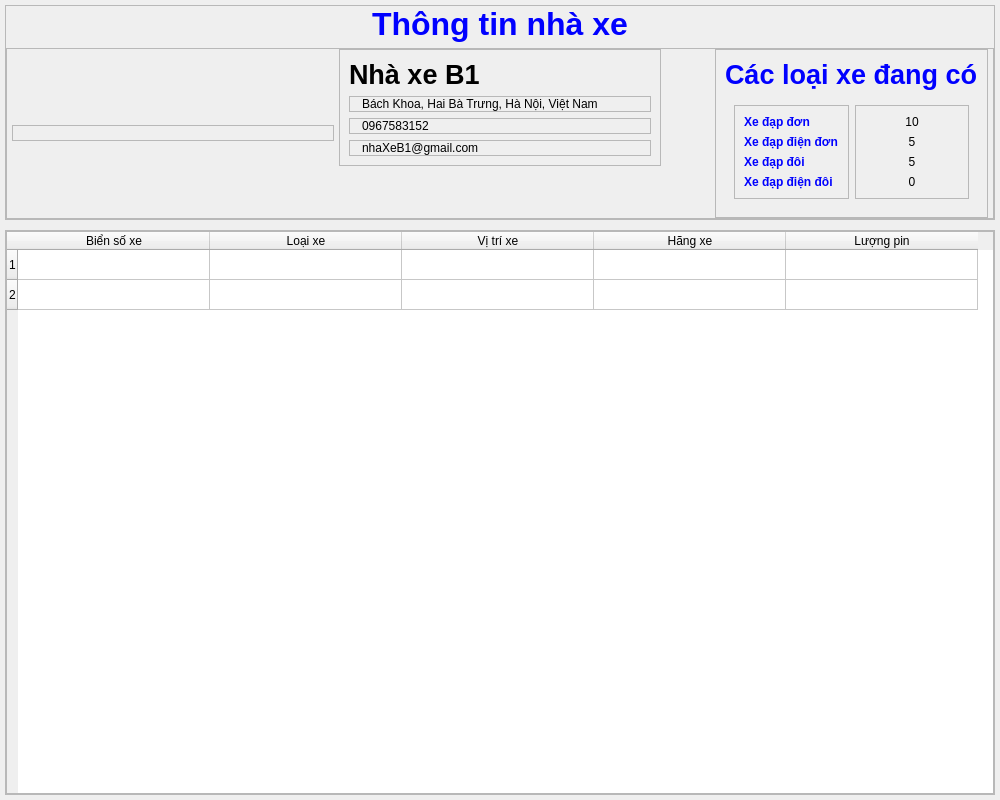
Qt form Source code/view/ui/chiTietNhaXe.ui (hunglequoc2001/Capstone_TKXDPM.20221_Group8) before a commit.
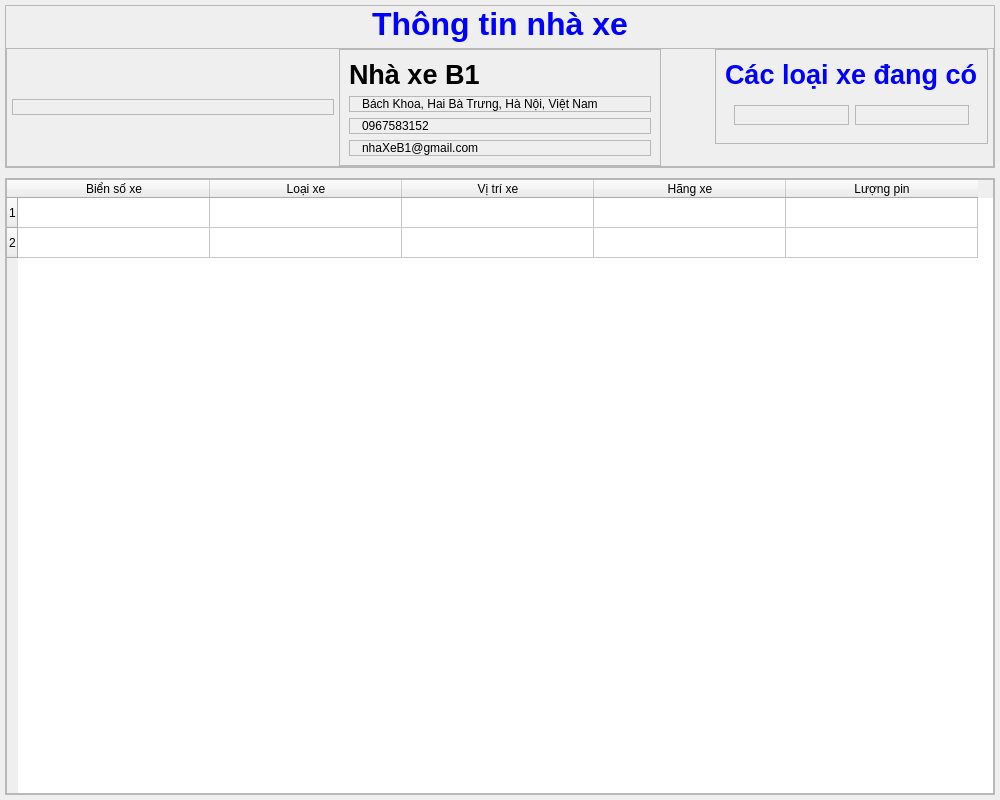
The same form after that commit. Icons and pictures are not drawn.

Diff of the .ui file:
```diff
--- a/Source code/view/ui/chiTietNhaXe.ui
+++ b/Source code/view/ui/chiTietNhaXe.ui
@@ -363,48 +363,7 @@
                  <property name="frameShadow">
                   <enum>QFrame::Raised</enum>
                  </property>
-                 <layout class="QVBoxLayout" name="verticalLayout_4">
-                  <item>
-                   <widget class="QLabel" name="label_4">
-                    <property name="styleSheet">
-                     <string notr="true"/>
-                    </property>
-                    <property name="text">
-                     <string>Xe đạp đơn</string>
-                    </property>
-                   </widget>
-                  </item>
-                  <item>
-                   <widget class="QLabel" name="label_8">
-                    <property name="styleSheet">
-                     <string notr="true"/>
-                    </property>
-                    <property name="text">
-                     <string>Xe đạp điện đơn</string>
-                    </property>
-                   </widget>
-                  </item>
-                  <item>
-                   <widget class="QLabel" name="label_5">
-                    <property name="styleSheet">
-                     <string notr="true"/>
-                    </property>
-                    <property name="text">
-                     <string>Xe đạp đôi</string>
-                    </property>
-                   </widget>
-                  </item>
-                  <item>
-                   <widget class="QLabel" name="label_9">
-                    <property name="styleSheet">
-                     <string notr="true"/>
-                    </property>
-                    <property name="text">
-                     <string>Xe đạp điện đôi</string>
-                    </property>
-                   </widget>
-                  </item>
-                 </layout>
+                 <layout class="QVBoxLayout" name="verticalLayout_4"/>
                 </widget>
                </item>
                <item>
@@ -418,36 +377,7 @@
                  <property name="frameShadow">
                   <enum>QFrame::Raised</enum>
                  </property>
-                 <layout class="QVBoxLayout" name="verticalLayout_5">
-                  <item>
-                   <widget class="QLabel" name="label_6">
-                    <property name="text">
-                     <string>&lt;html&gt;&lt;head/&gt;&lt;body&gt;&lt;p align=&quot;center&quot;&gt;10&lt;/p&gt;&lt;/body&gt;&lt;/html&gt;</string>
-                    </property>
-                   </widget>
-                  </item>
-                  <item>
-                   <widget class="QLabel" name="label_10">
-                    <property name="text">
-                     <string>&lt;html&gt;&lt;head/&gt;&lt;body&gt;&lt;p align=&quot;center&quot;&gt;5&lt;/p&gt;&lt;/body&gt;&lt;/html&gt;</string>
-                    </property>
-                   </widget>
-                  </item>
-                  <item>
-                   <widget class="QLabel" name="label_7">
-                    <property name="text">
-                     <string>&lt;html&gt;&lt;head/&gt;&lt;body&gt;&lt;p align=&quot;center&quot;&gt;5&lt;/p&gt;&lt;/body&gt;&lt;/html&gt;</string>
-                    </property>
-                   </widget>
-                  </item>
-                  <item>
-                   <widget class="QLabel" name="label_11">
-                    <property name="text">
-                     <string>&lt;html&gt;&lt;head/&gt;&lt;body&gt;&lt;p align=&quot;center&quot;&gt;0&lt;/p&gt;&lt;/body&gt;&lt;/html&gt;</string>
-                    </property>
-                   </widget>
-                  </item>
-                 </layout>
+                 <layout class="QVBoxLayout" name="verticalLayout_5"/>
                 </widget>
                </item>
               </layout>
```
Left out of the diff: 14 changed lines with no effect on the pictures.
